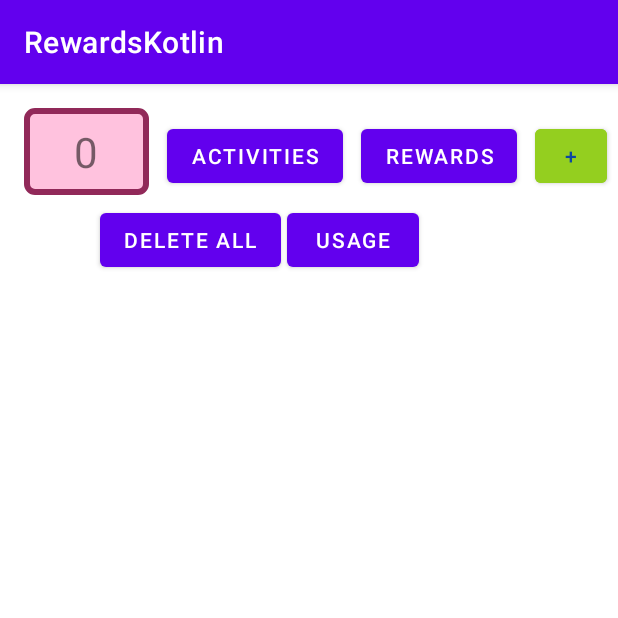
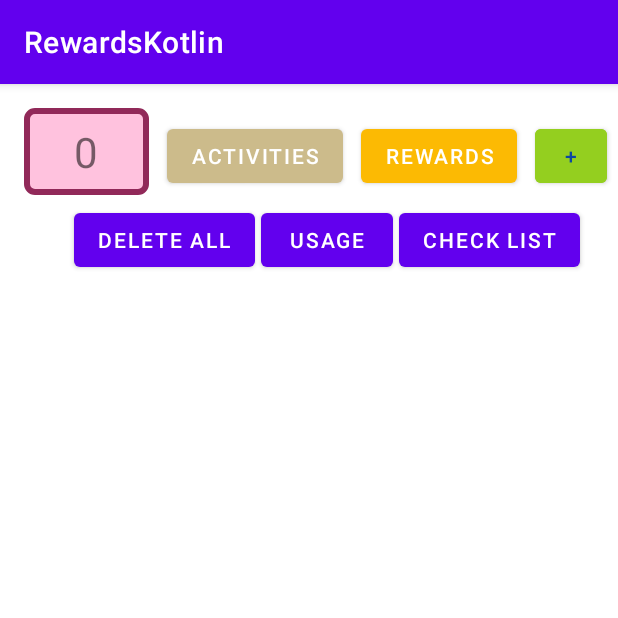
Before and after one commit to Garnicanicolas32/Earn-it-app, an Android app: the screen it shows after launch (MainActivity), after a tap on "USAGE", on a phone screen of 412 x 824 dp, the top half of it. Run offline under Robolectric (Android 15) with nearby library versions, the phone set to English and light mode, and no system bars; 3 other taps on this screen came first.

Commit message:
Refresh update

```diff
--- a/RewardsKotlin/app/build.gradle
+++ b/RewardsKotlin/app/build.gradle
@@ -36,7 +36,7 @@ android {
 }
 
 dependencies {
-
+    implementation("androidx.swiperefreshlayout:swiperefreshlayout:1.1.0")
     implementation 'androidx.core:core-ktx:1.7.0'
     implementation 'androidx.appcompat:appcompat:1.3.0'
     implementation 'com.google.android.material:material:1.4.0'
--- a/RewardsKotlin/app/src/main/java/com/example/rewardskotlin/MainActivity.kt
+++ b/RewardsKotlin/app/src/main/java/com/example/rewardskotlin/MainActivity.kt
@@ -1,9 +1,16 @@
 package com.example.rewardskotlin
 
+import android.content.Context
 import android.content.Intent
 import android.content.SharedPreferences
+import android.graphics.Color
 import android.os.Bundle
+import android.os.CountDownTimer
+import android.os.Handler
+import android.os.Looper
 import android.util.Log
+import android.view.View
+import android.widget.TextView
 import android.widget.Toast
 import androidx.appcompat.app.AppCompatActivity
 import androidx.lifecycle.ViewModelProvider
@@ -17,14 +24,22 @@ import com.example.rewardskotlin.databinding.ActivityMainBinding
 import com.google.gson.Gson
 import java.time.Duration
 import java.time.LocalDateTime
+import java.util.*
 
 class MainActivity : AppCompatActivity() {
+    //Podes crear, modificar y eleminar recompensas y actividades
+    //Esta programado que cambie el precio segun Uso, cuantas veces al mes se usa la recompensa y prioridad
+    //Se guarda tod0 en el celu asi que si cerras la app cuando abras devuelta sigue estando
+    //
 
     ///TO-DO:
+    ///      Sort by points or Alphabetically
+    ///      import export data
     ///        CHECK TIME
     ///      ADD DISCOUNTS
     ///      Implement time (remove discount and usage)
     ///      IMPLEMENT TAGS
+    ///      IMPLEMENT CONFIGURATION
     /// LIMITED TIMES (implementado solo falta AVISAR)
 
     //KEYS
@@ -47,6 +62,10 @@ class MainActivity : AppCompatActivity() {
     private lateinit var preferences: SharedPreferences
     private lateinit var viewBinding: ActivityMainBinding
     private lateinit var mutablePoints: MutablePoints
+
+    //COLORS
+    private val NOTSELECTEDCOLOR = "#ccbb8b"
+    private val SELECTEDCOLOR = "#fcba03"
 
     ///// ON CREATE /////
     override fun onCreate(savedInstanceState: Bundle?) {
@@ -80,10 +99,14 @@ class MainActivity : AppCompatActivity() {
         viewBinding.btnListActivities.setOnClickListener {
             initRecyclerView(globalData.listActivities)
             rewardSelected = false
+            viewBinding.btnListActivities.setBackgroundColor(Color.parseColor(SELECTEDCOLOR))
+            viewBinding.btnListRewards.setBackgroundColor(Color.parseColor(NOTSELECTEDCOLOR))
         }
         viewBinding.btnListRewards.setOnClickListener {
             initRecyclerView(globalData.listRewards)
             rewardSelected = true
+            viewBinding.btnListActivities.setBackgroundColor(Color.parseColor(NOTSELECTEDCOLOR))
+            viewBinding.btnListRewards.setBackgroundColor(Color.parseColor(SELECTEDCOLOR))
         }
 
         //CREATE REWARD
@@ -114,6 +137,16 @@ class MainActivity : AppCompatActivity() {
             refresh()
         }
 
+        viewBinding.swiperefresh.setOnRefreshListener {
+            refresh()
+            viewBinding.swiperefresh.isRefreshing = false
+        }
+
+        //----------------TEMPORAL DELETE ALL // REMOVE IN FINAL
+        viewBinding.btnCheckList.setOnClickListener {
+           Log.i("Rewards", Gson().toJson(globalData.listRewards))
+           Log.i("Activities", Gson().toJson(globalData.listActivities))
+        }
         //----------------TEMPORAL DELETE ALL // REMOVE IN FINAL
         viewBinding.btnDeleteAll.setOnClickListener {
             globalData.listRewards = emptyList()
@@ -133,6 +166,7 @@ class MainActivity : AppCompatActivity() {
         }
 
         refresh() //LASTLY
+        //startTimeCounter()
     }
 
     //TIME MANAGMENT
@@ -317,11 +351,15 @@ class MainActivity : AppCompatActivity() {
                 ((it.basePrice * it.discountMOD * it.usagePercentageCount) / 5).toInt() * 5
         }
 
-        if (rewardSelected)
-            initRecyclerView(globalData.listRewards)
-        else
+        if (rewardSelected){
+            viewBinding.btnListActivities.setBackgroundColor(Color.parseColor(NOTSELECTEDCOLOR))
+            viewBinding.btnListRewards.setBackgroundColor(Color.parseColor(SELECTEDCOLOR))
+            initRecyclerView(globalData.listRewards)}
+        else {
+            viewBinding.btnListActivities.setBackgroundColor(Color.parseColor(SELECTEDCOLOR))
+            viewBinding.btnListRewards.setBackgroundColor(Color.parseColor(NOTSELECTEDCOLOR))
             initRecyclerView(globalData.listActivities)
-
+        }
         saveData(globalData)
     }
 
@@ -347,4 +385,17 @@ class MainActivity : AppCompatActivity() {
 
         return saveFormat
     }
+
+    fun startTimeCounter() {
+        object : CountDownTimer(60000, 1000) {
+
+            override fun onTick(millisUntilFinished: Long) {
+            }
+
+            override fun onFinish() {
+                refresh()
+                startTimeCounter()
+            }
+        }.start()
+    }
 }
--- a/RewardsKotlin/app/src/main/res/layout/activity_main.xml
+++ b/RewardsKotlin/app/src/main/res/layout/activity_main.xml
@@ -1,4 +1,10 @@
 <?xml version="1.0" encoding="utf-8"?>
+<androidx.swiperefreshlayout.widget.SwipeRefreshLayout
+    xmlns:android="http://schemas.android.com/apk/res/android"
+    android:id="@+id/swiperefresh"
+    android:layout_width="match_parent"
+    android:layout_height="match_parent">
+
     <androidx.constraintlayout.widget.ConstraintLayout xmlns:android="http://schemas.android.com/apk/res/android"
         xmlns:app="http://schemas.android.com/apk/res-auto"
         xmlns:tools="http://schemas.android.com/tools"
@@ -24,10 +30,9 @@
         <androidx.recyclerview.widget.RecyclerView
             android:id="@+id/listOfRewards"
             android:layout_width="match_parent"
-        android:layout_height="wrap_content"
-        app:layout_constraintBottom_toBottomOf="parent"
-        app:layout_constraintTop_toTopOf="parent"
-        app:layout_constraintVertical_bias="0.271"
+            android:layout_height="550dp"
+            android:layout_marginTop="32dp"
+            app:layout_constraintTop_toBottomOf="@+id/btnRemoveUsage"
             tools:layout_editor_absoluteX="0dp" />
 
         <Button
@@ -70,7 +75,7 @@
             android:layout_marginTop="8dp"
             android:text="@string/delete_all"
             app:layout_constraintEnd_toEndOf="parent"
-        app:layout_constraintHorizontal_bias="0.229"
+            app:layout_constraintHorizontal_bias="0.17"
             app:layout_constraintStart_toStartOf="parent"
             app:layout_constraintTop_toBottomOf="@+id/btnListActivities" />
 
@@ -84,4 +89,16 @@
             app:layout_constraintStart_toEndOf="@+id/btnDeleteAll"
             app:layout_constraintTop_toBottomOf="@+id/btnListActivities" />
 
+        <Button
+            android:id="@+id/btnCheckList"
+            android:layout_width="wrap_content"
+            android:layout_height="wrap_content"
+            android:layout_marginStart="4dp"
+            android:layout_marginTop="8dp"
+            android:text="Check list"
+            app:layout_constraintStart_toEndOf="@+id/btnRemoveUsage"
+            app:layout_constraintTop_toBottomOf="@+id/btnListActivities" />
+
     </androidx.constraintlayout.widget.ConstraintLayout>
+
+</androidx.swiperefreshlayout.widget.SwipeRefreshLayout>
```
Lines whose indentation alone changed are shown as unchanged.
